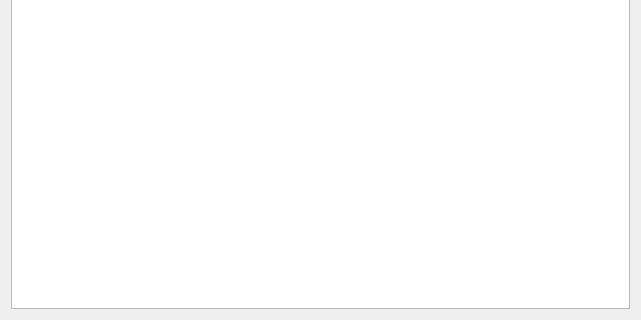
The window that Kooky/cingredientwindow.ui (birkeh/Kooky) describes before a commit, drawn with Qt 5; both pictures show x 0 to 641 and y 315 to 635 of the 641 by 635 pixel window.
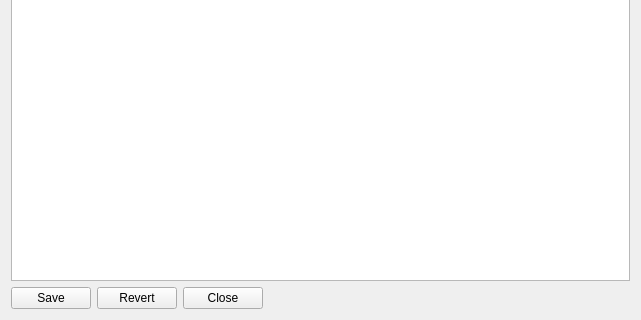
The same window after the commit.

The edit to the form file:
```diff
--- a/Kooky/cingredientwindow.ui
+++ b/Kooky/cingredientwindow.ui
@@ -61,6 +61,44 @@
      </item>
     </layout>
    </item>
+   <item row="2" column="0">
+    <layout class="QHBoxLayout" name="horizontalLayout_2">
+     <item>
+      <widget class="QPushButton" name="m_lpSave">
+       <property name="text">
+        <string>Save</string>
+       </property>
+      </widget>
+     </item>
+     <item>
+      <widget class="QPushButton" name="m_lpRevert">
+       <property name="text">
+        <string>Revert</string>
+       </property>
+      </widget>
+     </item>
+     <item>
+      <widget class="QPushButton" name="m_lpClose">
+       <property name="text">
+        <string>Close</string>
+       </property>
+      </widget>
+     </item>
+     <item>
+      <spacer name="horizontalSpacer">
+       <property name="orientation">
+        <enum>Qt::Horizontal</enum>
+       </property>
+       <property name="sizeHint" stdset="0">
+        <size>
+         <width>40</width>
+         <height>20</height>
+        </size>
+       </property>
+      </spacer>
+     </item>
+    </layout>
+   </item>
   </layout>
  </widget>
  <resources/>
```
